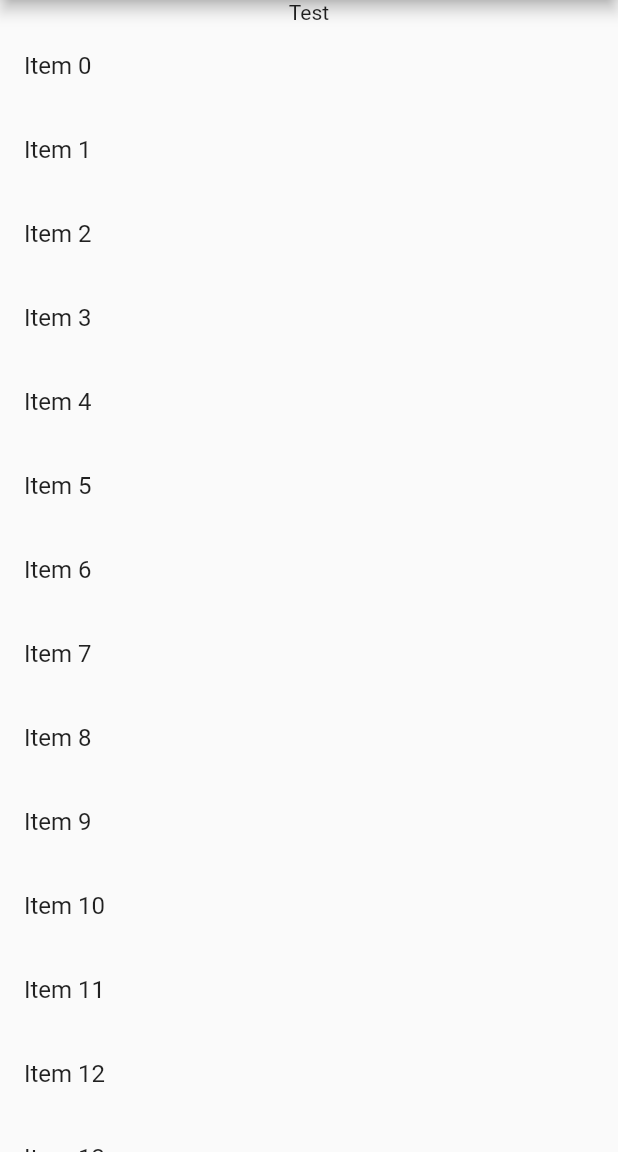
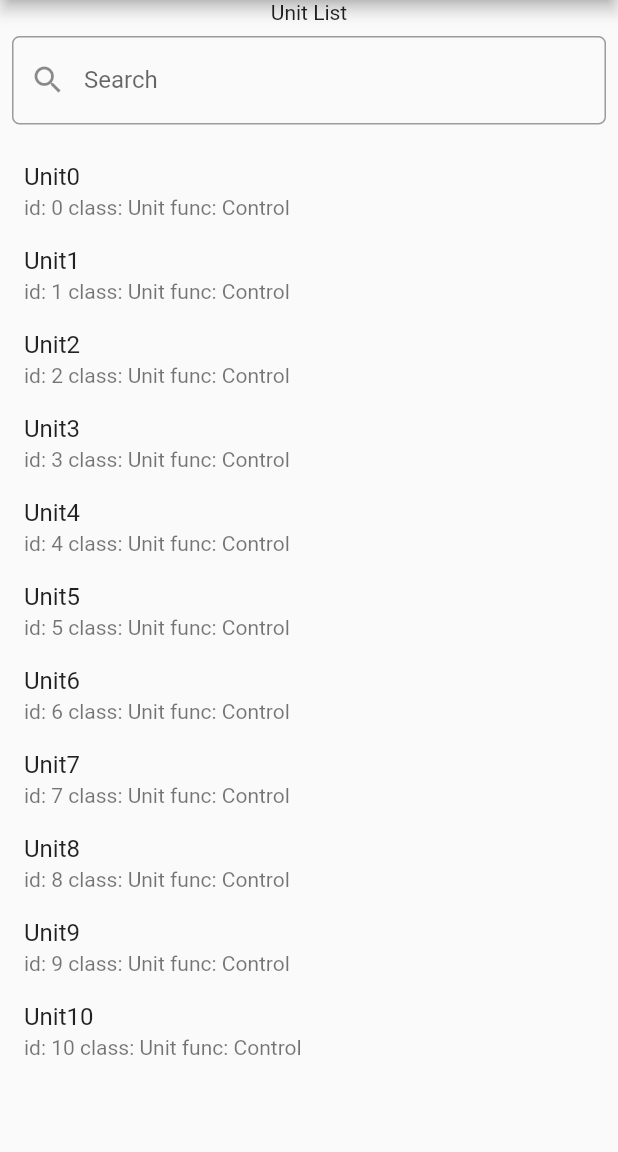
Before and after one commit to stignervik/logic-engine-flutter, a Flutter app: the UnitsScreen screen opened directly, on a phone screen of 412 x 824 dp, the part 84-1236 px from its top. Run offline on Flutter 3.47's test engine with Material 2 defaults, Android fonts, the light colour scheme and no system bars.

Commit message:
Added filter to unit list.

```diff
--- a/lib/main.dart
+++ b/lib/main.dart
@@ -25,7 +25,8 @@ void main() {
       if (settings.name == '/units') {
         return MaterialPageRoute(
             builder: (context) => UnitsScreen(
-                  items: const [],
+                  units: const [],
+                  filteredUnits: const [],
                 ),
             settings: settings);
       }
--- a/lib/screens/main_screen.dart
+++ b/lib/screens/main_screen.dart
@@ -19,7 +19,8 @@ class MainScreen extends StatelessWidget {
               context,
               MaterialPageRoute(
                   builder: (context) => UnitsScreen(
-                        items: const [],
+                        units: const [],
+                        filteredUnits: const [],
                       )),
             );
           },
--- a/lib/screens/systems_screen.dart
+++ b/lib/screens/systems_screen.dart
@@ -16,7 +16,10 @@ class SystemsScreens extends StatelessWidget {
             Navigator.push(
               context,
               MaterialPageRoute(
-                  builder: (context) => UnitsScreen(items: const [])),
+                  builder: (context) => UnitsScreen(
+                        units: const [],
+                        filteredUnits: const [],
+                      )),
             );
           },
         ),
--- a/lib/screens/units_screen.dart
+++ b/lib/screens/units_screen.dart
@@ -1,10 +1,22 @@
 import 'package:flutter/material.dart';
 import 'package:logic_engine_flutter/widgets/drawer.dart';
+import 'package:logic_engine_flutter/models/unit.dart';
+import 'package:logic_engine_flutter/widgets/unitlisttile.dart';
 
+// ignore: must_be_immutable
 class UnitsScreen extends StatefulWidget {
-  List<String> items;
-  UnitsScreen({Key? key, required this.items}) : super(key: key) {
-    items = List<String>.generate(1000001, (i) => 'Item $i');
+  List<Unit> units;
+  List<Unit> filteredUnits;
+  UnitsScreen({Key? key, required this.units, required this.filteredUnits})
+      : super(key: key) {
+    units = List<Unit>.generate(
+        11,
+        (i) => Unit(
+            id: '$i',
+            name: 'Unit$i',
+            unitClass: 'Unit',
+            unitFunciton: 'Control'));
+    filteredUnits = List<Unit>.empty();
   }
 
   @override
@@ -12,21 +24,83 @@ class UnitsScreen extends StatefulWidget {
 }
 
 class _UnitsScreenState extends State<UnitsScreen> {
+  TextEditingController editingController = TextEditingController();
+
+  @override
+  void initState() {
+    widget.filteredUnits = widget.filteredUnits.toList();
+    widget.filteredUnits.addAll(widget.units);
+    super.initState();
+  }
+
+  void filterSearchResults(String query) {
+    // ignore: avoid_print
+    print("filter serach results...");
+    List<Unit> dummySearchList = List<Unit>.empty(growable: true);
+    dummySearchList.addAll(widget.units);
+    if (query.isNotEmpty) {
+      // List<Unit> dummyListData = List<Unit>.empty();
+      //List<Unit> filterList = List<Unit>.empty(growable: true);
+      // ignore: avoid_print
+      print("Unit name: ${widget.units.first.name}");
+      // ignore: avoid_print
+      print("Query: $query widget.units: ${widget.units}");
+      final filterList =
+          widget.units.where((unit) => unit.name.contains(query));
+      // ignore: avoid_print
+      print("filter list lengtU: ${filterList.length}");
+      setState(() {
+        // ignore: avoid_print
+        print("set state...");
+        // ignore: avoid_print
+        print(filterList.length);
+        widget.units.clear();
+        widget.units.addAll(filterList);
+      });
+      return;
+    } else {
+      setState(() {
+        widget.units.clear();
+        widget.units.addAll(widget.filteredUnits);
+      });
+    }
+  }
+
   @override
   Widget build(BuildContext context) {
     return Scaffold(
       appBar: AppBar(title: const Text('Units')),
       body: Column(children: [
-        const Text('Test'),
+        const Text('Unit List'),
+        Padding(
+          padding: const EdgeInsets.all(8.0),
+          child: TextField(
+            onChanged: (value) {
+              // ignore: avoid_print
+              filterSearchResults(value);
+            },
+            controller: editingController,
+            decoration: const InputDecoration(
+                labelText: "Search",
+                hintText: "Search",
+                prefixIcon: Icon(Icons.search),
+                border: OutlineInputBorder(
+                    borderRadius: BorderRadius.all(Radius.circular(5.0)))),
+          ),
+        ),
         Expanded(
           child: ListView.builder(
-            itemCount: widget.items.length,
-            prototypeItem: ListTile(
-              title: Text(widget.items.first),
+            controller: ScrollController(),
+            itemCount: widget.units.length,
+            prototypeItem: const ListTile(
+              title: Text('Units'),
             ),
             itemBuilder: (context, index) {
-              return ListTile(
-                title: Text(widget.items[index]),
+              return UnitListTile(
+                id: widget.units[index].id,
+                name: widget.units[index].name,
+                unitClass: widget.units[index].unitClass,
+                unitFunction: widget.units[index].unitFunciton,
               );
             },
           ),
@@ -36,47 +110,3 @@ class _UnitsScreenState extends State<UnitsScreen> {
     );
   }
 }
-
-
-/*
-import 'package:flutter/material.dart';
-
-void main() {
-  runApp(
-    MyApp(
-      items: List<String>.generate(10000, (i) => 'Item $i'),
-    ),
-  );
-}
-
-class MyApp extends StatelessWidget {
-  final List<String> items;
-
-  const MyApp({super.key, required this.items});
-
-  @override
-  Widget build(BuildContext context) {
-    const title = 'Long List';
-
-    return MaterialApp(
-      title: title,
-      home: Scaffold(
-        appBar: AppBar(
-          title: const Text(title),
-        ),
-        body: ListView.builder(
-          itemCount: items.length,
-          prototypeItem: ListTile(
-            title: Text(items.first),
-          ),
-          itemBuilder: (context, index) {
-            return ListTile(
-              title: Text(items[index]),
-            );
-          },
-        ),
-      ),
-    );
-  }
-}
-*/
--- /dev/null
+++ b/lib/widgets/unitlisttile.dart
@@ -0,0 +1,28 @@
+import 'package:flutter/material.dart';
+
+class UnitListTile extends StatefulWidget {
+  final String id;
+  final String name;
+  final String unitClass;
+  final String unitFunction;
+  const UnitListTile(
+      {super.key,
+      required this.id,
+      required this.name,
+      required this.unitClass,
+      required this.unitFunction});
+
+  @override
+  State<UnitListTile> createState() => _UnitListTileState();
+}
+
+class _UnitListTileState extends State<UnitListTile> {
+  @override
+  Widget build(BuildContext context) {
+    return ListTile(
+      title: Text(widget.name),
+      subtitle: Text(
+          'id: ${widget.id} class: ${widget.unitClass} func: ${widget.unitFunction}'),
+    );
+  }
+}
```
Also changed, not shown: 1 other file.
